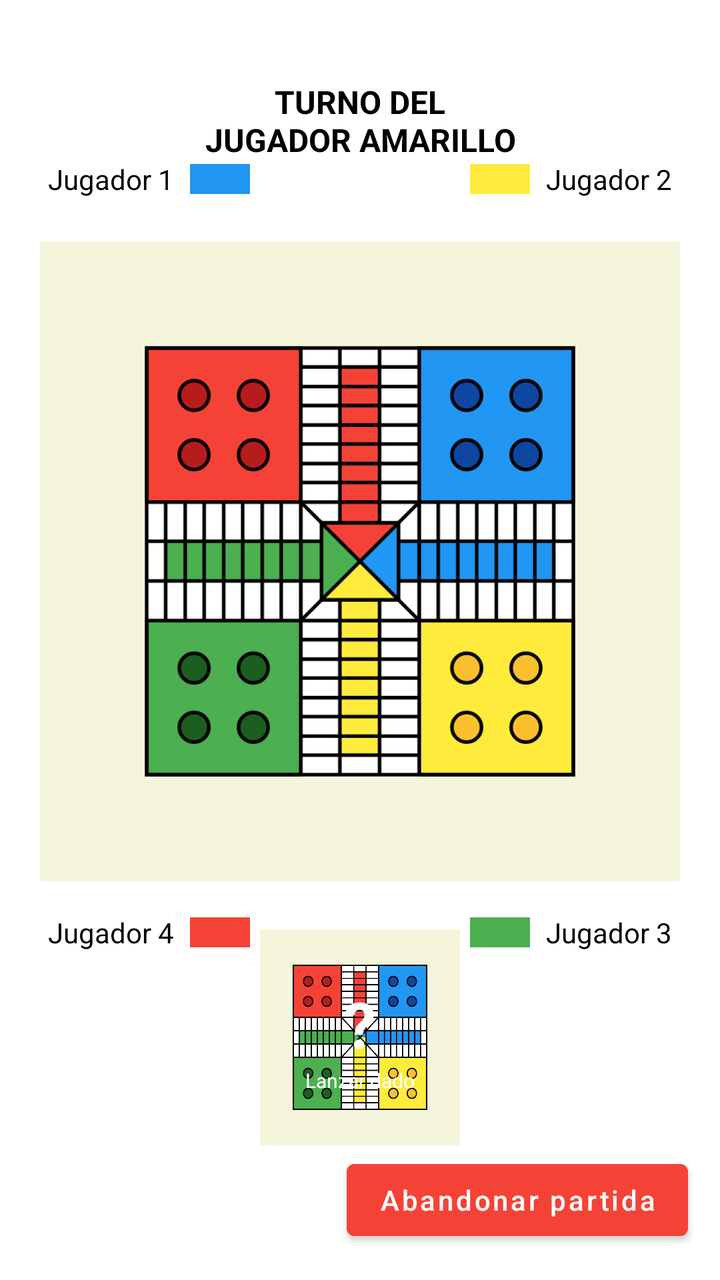
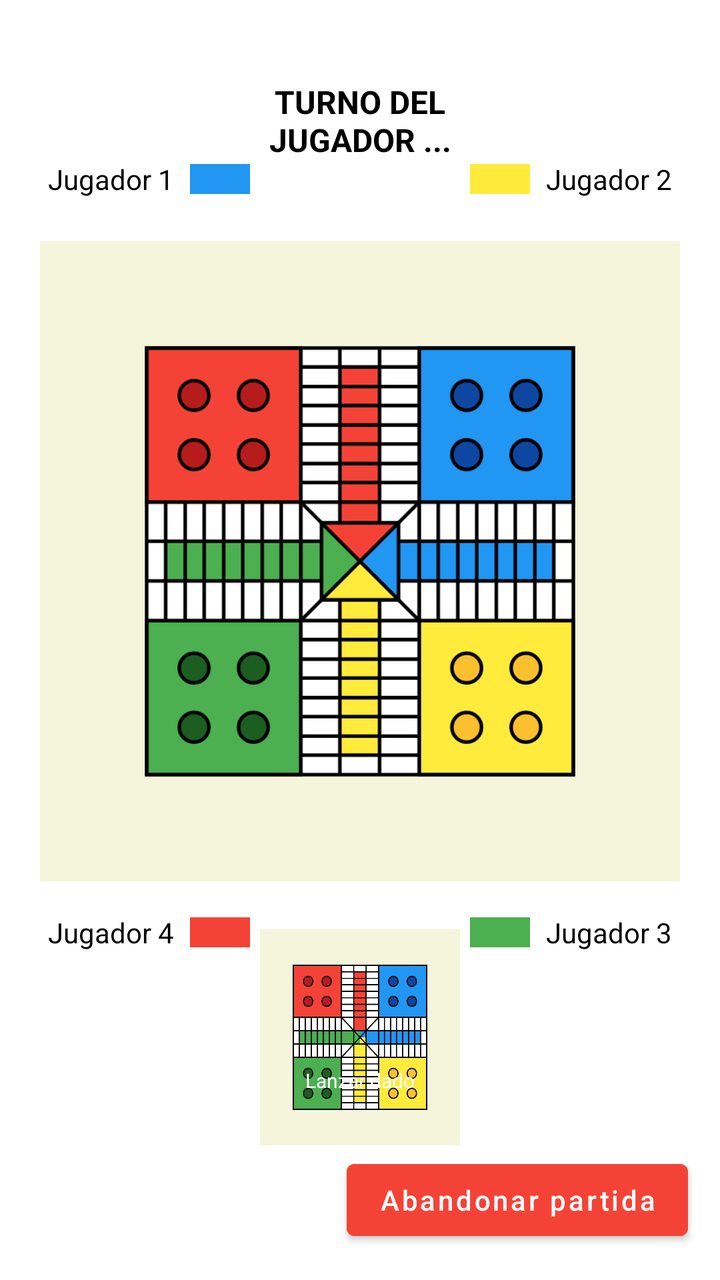

An Android layout rendered at two revisions. The XML below is the earlier revision; the diff shows what the commit changed to produce the second picture.
<!-- AndroidManifest.xml: application theme Theme.Parchis -->
<!-- res/layout/activity_game.xml -->
<?xml version="1.0" encoding="utf-8"?>

<androidx.constraintlayout.widget.ConstraintLayout xmlns:android="http://schemas.android.com/apk/res/android"
    xmlns:app="http://schemas.android.com/apk/res-auto"
    xmlns:tools="http://schemas.android.com/tools"
    android:layout_width="match_parent"
    android:layout_height="match_parent"
    android:background="#FFFFFF"
    tools:context=".GameActivity">

    <TextView
        android:id="@+id/tvTurn"
        android:layout_width="wrap_content"
        android:layout_height="wrap_content"
        android:layout_marginTop="40dp"
        android:text="TURNO DEL\nJUGADOR AMARILLO"
        android:textAlignment="center"
        android:textColor="#000000"
        android:textSize="16sp"
        android:textStyle="bold"
        app:layout_constraintEnd_toEndOf="parent"
        app:layout_constraintStart_toStartOf="parent"
        app:layout_constraintTop_toTopOf="parent" />

    
    <TextView android:id="@+id/tvPlayer1" android:layout_width="wrap_content" android:layout_height="wrap_content" android:layout_marginStart="24dp" android:layout_marginTop="80dp" android:text="Jugador 1" android:textColor="#000000" app:layout_constraintStart_toStartOf="parent" app:layout_constraintTop_toTopOf="parent" />
    <View android:layout_width="30dp" android:layout_height="15dp" android:layout_marginStart="8dp" android:background="#2196F3" app:layout_constraintBottom_toBottomOf="@id/tvPlayer1" app:layout_constraintStart_toEndOf="@id/tvPlayer1" app:layout_constraintTop_toTopOf="@id/tvPlayer1" />

    <TextView android:id="@+id/tvPlayer2" android:layout_width="wrap_content" android:layout_height="wrap_content" android:layout_marginTop="80dp" android:layout_marginEnd="24dp" android:text="Jugador 2" android:textColor="#000000" app:layout_constraintEnd_toEndOf="parent" app:layout_constraintTop_toTopOf="parent" />
    <View android:layout_width="30dp" android:layout_height="15dp" android:layout_marginEnd="8dp" android:background="#FFEB3B" app:layout_constraintBottom_toBottomOf="@id/tvPlayer2" app:layout_constraintEnd_toStartOf="@id/tvPlayer2" app:layout_constraintTop_toTopOf="@id/tvPlayer2" />

    
    <ImageView
        android:id="@+id/imageViewGameBoard"
        android:layout_width="320dp"
        android:layout_height="320dp"
        android:layout_marginTop="40dp"
        android:src="@drawable/logo_parchis"
        app:layout_constraintEnd_toEndOf="parent"
        app:layout_constraintStart_toStartOf="parent"
        app:layout_constraintTop_toBottomOf="@id/tvTurn" />

    
    <TextView android:id="@+id/tvPlayer4" android:layout_width="wrap_content" android:layout_height="wrap_content" android:layout_marginStart="24dp" android:layout_marginTop="16dp" android:text="Jugador 4" android:textColor="#000000" app:layout_constraintStart_toStartOf="parent" app:layout_constraintTop_toBottomOf="@id/imageViewGameBoard" />
    <View android:layout_width="30dp" android:layout_height="15dp" android:layout_marginStart="8dp" android:background="#F44336" app:layout_constraintBottom_toBottomOf="@id/tvPlayer4" app:layout_constraintStart_toEndOf="@id/tvPlayer4" app:layout_constraintTop_toTopOf="@id/tvPlayer4" />

    <TextView android:id="@+id/tvPlayer3" android:layout_width="wrap_content" android:layout_height="wrap_content" android:layout_marginTop="16dp" android:layout_marginEnd="24dp" android:text="Jugador 3" android:textColor="#000000" app:layout_constraintEnd_toEndOf="parent" app:layout_constraintTop_toBottomOf="@id/imageViewGameBoard" />
    <View android:layout_width="30dp" android:layout_height="15dp" android:layout_marginEnd="8dp" android:background="#4CAF50" app:layout_constraintBottom_toBottomOf="@id/tvPlayer3" app:layout_constraintEnd_toStartOf="@id/tvPlayer3" app:layout_constraintTop_toTopOf="@id/tvPlayer3" />

    
    <LinearLayout
        android:id="@+id/diceContainer"
        android:layout_width="100dp"
        android:layout_height="wrap_content"
        android:layout_marginTop="24dp"
        android:background="@drawable/ic_launcher_background"
        android:orientation="vertical"
        android:padding="8dp"
        android:gravity="center"
        app:layout_constraintEnd_toEndOf="parent"
        app:layout_constraintStart_toStartOf="parent"
        app:layout_constraintTop_toBottomOf="@id/imageViewGameBoard">

        <TextView
            android:id="@+id/tvDiceNumber"
            android:layout_width="wrap_content"
            android:layout_height="wrap_content"
            android:text="?"
            android:textColor="#FFFFFF"
            android:textSize="32sp"
            android:textStyle="bold" />

        <TextView
            android:layout_width="wrap_content"
            android:layout_height="wrap_content"
            android:text="Lanzar dado"
            android:textColor="#FFFFFF"
            android:textSize="10sp" />
    </LinearLayout>

    <Button
        android:id="@+id/btnAbandon"
        android:layout_width="wrap_content"
        android:layout_height="wrap_content"
        android:layout_marginEnd="16dp"
        android:layout_marginBottom="16dp"
        android:backgroundTint="#F44336"
        android:text="Abandonar partida"
        android:textAllCaps="false"
        app:layout_constraintBottom_toBottomOf="parent"
        app:layout_constraintEnd_toEndOf="parent" />

</androidx.constraintlayout.widget.ConstraintLayout>
<!-- resources referenced by this layout -->
<resources>
  <!-- drawable ic_launcher_background: vector/xml drawable (drawable, 4427 chars, omitted) -->
  <!-- drawable logo_parchis (drawable) -->
  <?xml version="1.0" encoding="utf-8"?>
  
  <layer-list xmlns:android="http://schemas.android.com/apk/res/android">
      <item android:drawable="@drawable/ic_launcher_background" />
      <item android:drawable="@drawable/ic_launcher_foreground" />
  </layer-list>
  <style name="Theme.Parchis" parent="Theme.MaterialComponents.DayNight.DarkActionBar">
          
          <item name="colorPrimary">@color/purple_500</item>
          <item name="colorPrimaryVariant">@color/purple_700</item>
          <item name="colorOnPrimary">@color/white</item>
          
          <item name="colorSecondary">@color/teal_200</item>
          <item name="colorSecondaryVariant">@color/teal_700</item>
          <item name="colorOnSecondary">@color/black</item>
          
          <item name="android:statusBarColor">?attr/colorPrimaryVariant</item>
          
      </style>
  <!-- drawable ic_launcher_foreground (drawable) -->
  <vector xmlns:android="http://schemas.android.com/apk/res/android"
      android:width="108dp"
      android:height="108dp"
      android:viewportWidth="108"
      android:viewportHeight="108">
  
      
      
  
      
      <path
          android:fillColor="#F44336"
          android:pathData="M54,54 L47.5,47.5 L60.5,47.5 Z" />
  
      
      <path
          android:fillColor="#2196F3"
          android:pathData="M54,54 L60.5,47.5 L60.5,60.5 Z" />
  
      
      <path
          android:fillColor="#FFEB3B"
          android:pathData="M54,54 L60.5,60.5 L47.5,60.5 Z" />
  
      
      <path
          android:fillColor="#4CAF50"
          android:pathData="M54,54 L47.5,60.5 L47.5,47.5 Z" />
  
      
      <path
          android:strokeColor="#000000"
          android:strokeWidth="0.6"
          android:pathData="M47.5,47.5 L60.5,60.5 M60.5,47.5 L47.5,60.5 M47.5,47.5 h13 v13 h-13 z" />
  
  </vector>
  <color name="purple_500">#FF6200EE</color>
  <color name="purple_700">#FF3700B3</color>
  <color name="white">#FFFFFFFF</color>
  <color name="teal_200">#FF03DAC5</color>
  <color name="teal_700">#FF018786</color>
  <color name="black">#FF000000</color>
</resources>

<!-- the commit's change to res/layout/activity_game.xml (unified diff, before → after) -->
@@ -5,17 +5,17 @@
     xmlns:tools="http://schemas.android.com/tools"
     android:layout_width="match_parent"
     android:layout_height="match_parent"
-    android:background="#FFFFFF"
-    tools:context=".GameActivity">
+    android:background="@color/white"
+    tools:context=".view.GameActivity">
 
     <TextView
         android:id="@+id/tvTurn"
         android:layout_width="wrap_content"
         android:layout_height="wrap_content"
         android:layout_marginTop="40dp"
-        android:text="TURNO DEL\nJUGADOR AMARILLO"
+        android:text="TURNO DEL\nJUGADOR ..."
         android:textAlignment="center"
-        android:textColor="#000000"
+        android:textColor="@color/black"
         android:textSize="16sp"
         android:textStyle="bold"
         app:layout_constraintEnd_toEndOf="parent"
@@ -23,10 +23,10 @@
         app:layout_constraintTop_toTopOf="parent" />
 
     
-    <TextView android:id="@+id/tvPlayer1" android:layout_width="wrap_content" android:layout_height="wrap_content" android:layout_marginStart="24dp" android:layout_marginTop="80dp" android:text="Jugador 1" android:textColor="#000000" app:layout_constraintStart_toStartOf="parent" app:layout_constraintTop_toTopOf="parent" />
+    <TextView android:id="@+id/tvPlayer1" android:layout_width="wrap_content" android:layout_height="wrap_content" android:layout_marginStart="24dp" android:layout_marginTop="80dp" android:text="Jugador 1" android:textColor="@color/black" app:layout_constraintStart_toStartOf="parent" app:layout_constraintTop_toTopOf="parent" />
     <View android:layout_width="30dp" android:layout_height="15dp" android:layout_marginStart="8dp" android:background="#2196F3" app:layout_constraintBottom_toBottomOf="@id/tvPlayer1" app:layout_constraintStart_toEndOf="@id/tvPlayer1" app:layout_constraintTop_toTopOf="@id/tvPlayer1" />
 
-    <TextView android:id="@+id/tvPlayer2" android:layout_width="wrap_content" android:layout_height="wrap_content" android:layout_marginTop="80dp" android:layout_marginEnd="24dp" android:text="Jugador 2" android:textColor="#000000" app:layout_constraintEnd_toEndOf="parent" app:layout_constraintTop_toTopOf="parent" />
+    <TextView android:id="@+id/tvPlayer2" android:layout_width="wrap_content" android:layout_height="wrap_content" android:layout_marginTop="80dp" android:layout_marginEnd="24dp" android:text="Jugador 2" android:textColor="@color/black" app:layout_constraintEnd_toEndOf="parent" app:layout_constraintTop_toTopOf="parent" />
     <View android:layout_width="30dp" android:layout_height="15dp" android:layout_marginEnd="8dp" android:background="#FFEB3B" app:layout_constraintBottom_toBottomOf="@id/tvPlayer2" app:layout_constraintEnd_toStartOf="@id/tvPlayer2" app:layout_constraintTop_toTopOf="@id/tvPlayer2" />
 
     
@@ -35,16 +35,17 @@
         android:layout_width="320dp"
         android:layout_height="320dp"
         android:layout_marginTop="40dp"
+        android:contentDescription="@string/tablero"
         android:src="@drawable/logo_parchis"
         app:layout_constraintEnd_toEndOf="parent"
         app:layout_constraintStart_toStartOf="parent"
         app:layout_constraintTop_toBottomOf="@id/tvTurn" />
 
     
-    <TextView android:id="@+id/tvPlayer4" android:layout_width="wrap_content" android:layout_height="wrap_content" android:layout_marginStart="24dp" android:layout_marginTop="16dp" android:text="Jugador 4" android:textColor="#000000" app:layout_constraintStart_toStartOf="parent" app:layout_constraintTop_toBottomOf="@id/imageViewGameBoard" />
+    <TextView android:id="@+id/tvPlayer4" android:layout_width="wrap_content" android:layout_height="wrap_content" android:layout_marginStart="24dp" android:layout_marginTop="16dp" android:text="Jugador 4" android:textColor="@color/black" app:layout_constraintStart_toStartOf="parent" app:layout_constraintTop_toBottomOf="@id/imageViewGameBoard" />
     <View android:layout_width="30dp" android:layout_height="15dp" android:layout_marginStart="8dp" android:background="#F44336" app:layout_constraintBottom_toBottomOf="@id/tvPlayer4" app:layout_constraintStart_toEndOf="@id/tvPlayer4" app:layout_constraintTop_toTopOf="@id/tvPlayer4" />
 
-    <TextView android:id="@+id/tvPlayer3" android:layout_width="wrap_content" android:layout_height="wrap_content" android:layout_marginTop="16dp" android:layout_marginEnd="24dp" android:text="Jugador 3" android:textColor="#000000" app:layout_constraintEnd_toEndOf="parent" app:layout_constraintTop_toBottomOf="@id/imageViewGameBoard" />
+    <TextView android:id="@+id/tvPlayer3" android:layout_width="wrap_content" android:layout_height="wrap_content" android:layout_marginTop="16dp" android:layout_marginEnd="24dp" android:text="Jugador 3" android:textColor="@color/black" app:layout_constraintEnd_toEndOf="parent" app:layout_constraintTop_toBottomOf="@id/imageViewGameBoard" />
     <View android:layout_width="30dp" android:layout_height="15dp" android:layout_marginEnd="8dp" android:background="#4CAF50" app:layout_constraintBottom_toBottomOf="@id/tvPlayer3" app:layout_constraintEnd_toStartOf="@id/tvPlayer3" app:layout_constraintTop_toTopOf="@id/tvPlayer3" />
 
     
@@ -65,17 +66,18 @@
             android:id="@+id/tvDiceNumber"
             android:layout_width="wrap_content"
             android:layout_height="wrap_content"
-            android:text="?"
-            android:textColor="#FFFFFF"
+            android:text=""
+            android:textColor="@color/white"
             android:textSize="32sp"
             android:textStyle="bold" />
 
         <TextView
             android:layout_width="wrap_content"
             android:layout_height="wrap_content"
-            android:text="Lanzar dado"
-            android:textColor="#FFFFFF"
-            android:textSize="10sp" />
+            android:text="@string/lanzar_dado"
+            android:textColor="@color/white"
+            android:textSize="10sp"
+            tools:ignore="SmallSp" />
     </LinearLayout>
 
     <Button
@@ -84,8 +86,8 @@
         android:layout_height="wrap_content"
         android:layout_marginEnd="16dp"
         android:layout_marginBottom="16dp"
-        android:backgroundTint="#F44336"
-        android:text="Abandonar partida"
+        android:backgroundTint="@color/rojo"
+        android:text="@string/abandonar_partida"
         android:textAllCaps="false"
         app:layout_constraintBottom_toBottomOf="parent"
         app:layout_constraintEnd_toEndOf="parent" />
<!-- resource entries referenced after the edit -->
@@ -1,6 +1,6 @@
 <!-- resources referenced by this layout -->
 <resources>
-  <!-- drawable ic_launcher_background: vector/xml drawable (drawable, 4427 chars, omitted) -->
+  <!-- drawable ic_launcher_background: vector/xml drawable (drawable, 4457 chars, omitted) -->
   <!-- drawable logo_parchis (drawable) -->
   <?xml version="1.0" encoding="utf-8"?>
   
@@ -8,6 +8,9 @@
       <item android:drawable="@drawable/ic_launcher_background" />
       <item android:drawable="@drawable/ic_launcher_foreground" />
   </layer-list>
+  <string name="abandonar_partida">Abandonar partida</string>
+  <string name="lanzar_dado">Lanzar dado</string>
+  <string name="tablero">Tablero</string>
   <style name="Theme.Parchis" parent="Theme.MaterialComponents.DayNight.DarkActionBar">
           
           <item name="colorPrimary">@color/purple_500</item>
@@ -53,7 +56,7 @@
   
       
       <path
-          android:strokeColor="#000000"
+          android:strokeColor="@color/black"
           android:strokeWidth="0.6"
           android:pathData="M47.5,47.5 L60.5,60.5 M60.5,47.5 L47.5,60.5 M47.5,47.5 h13 v13 h-13 z" />
   
@@ -64,5 +67,6 @@
   <color name="teal_200">#FF03DAC5</color>
   <color name="teal_700">#FF018786</color>
   <color name="black">#FF000000</color>
+  <color name="rojo">#FFF44336</color>
 </resources>
 
